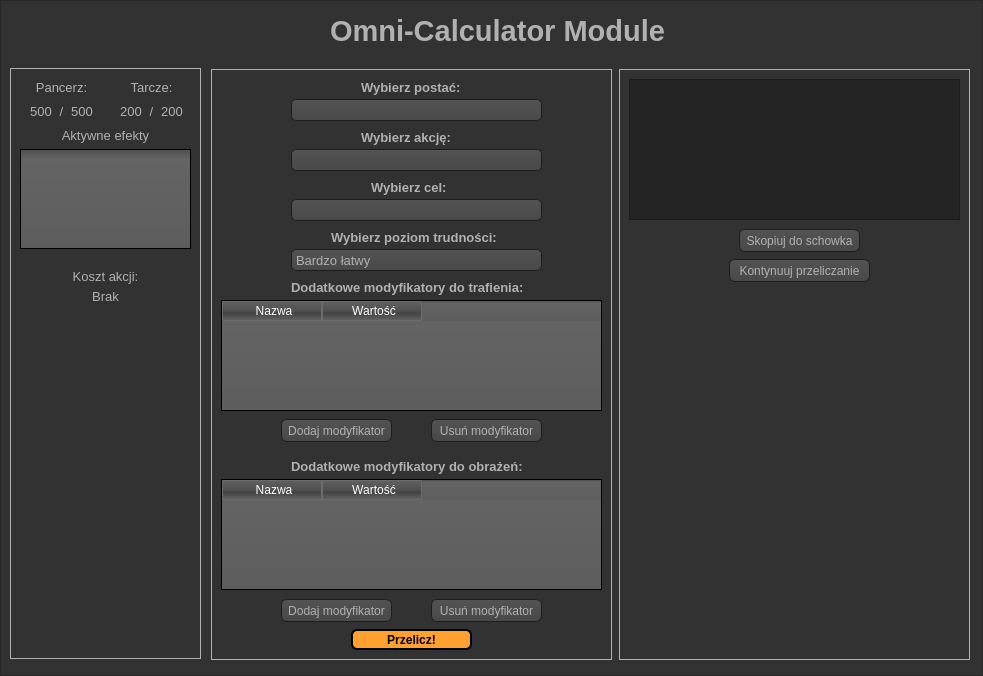
Before: the Qt Designer form calculator.ui in KJarzyna/OmniMGIII, drawn with Qt 5.
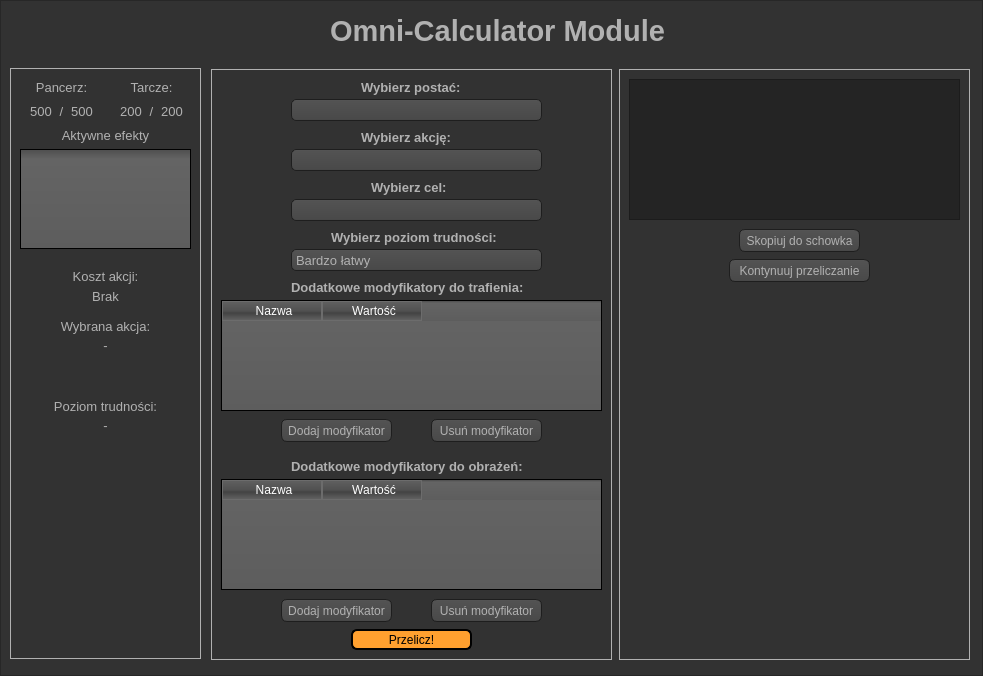
After: the same form once the commit is applied. Icons and pictures are not drawn.

The edit to the form file:
```diff
--- a/calculator.ui
+++ b/calculator.ui
@@ -861,8 +861,6 @@
     <property name="font">
      <font>
       <pointsize>-1</pointsize>
-      <weight>75</weight>
-      <bold>true</bold>
      </font>
     </property>
     <property name="styleSheet">
@@ -1193,6 +1191,96 @@
      <set>Qt::AlignCenter</set>
     </property>
    </widget>
+   <widget class="QLabel" name="label_action_name">
+    <property name="geometry">
+     <rect>
+      <x>50</x>
+      <y>250</y>
+      <width>91</width>
+      <height>16</height>
+     </rect>
+    </property>
+    <property name="font">
+     <font>
+      <pointsize>10</pointsize>
+     </font>
+    </property>
+    <property name="text">
+     <string>Wybrana akcja:</string>
+    </property>
+    <property name="alignment">
+     <set>Qt::AlignCenter</set>
+    </property>
+   </widget>
+   <widget class="QLabel" name="label_action_name_2">
+    <property name="geometry">
+     <rect>
+      <x>10</x>
+      <y>270</y>
+      <width>171</width>
+      <height>51</height>
+     </rect>
+    </property>
+    <property name="font">
+     <font>
+      <pointsize>10</pointsize>
+     </font>
+    </property>
+    <property name="text">
+     <string>-</string>
+    </property>
+    <property name="alignment">
+     <set>Qt::AlignHCenter|Qt::AlignTop</set>
+    </property>
+    <property name="wordWrap">
+     <bool>true</bool>
+    </property>
+   </widget>
+   <widget class="QLabel" name="label_difficulty">
+    <property name="geometry">
+     <rect>
+      <x>40</x>
+      <y>330</y>
+      <width>111</width>
+      <height>16</height>
+     </rect>
+    </property>
+    <property name="font">
+     <font>
+      <pointsize>10</pointsize>
+     </font>
+    </property>
+    <property name="text">
+     <string>Poziom trudności:</string>
+    </property>
+    <property name="alignment">
+     <set>Qt::AlignCenter</set>
+    </property>
+   </widget>
+   <widget class="QLabel" name="label_difficulty_2">
+    <property name="geometry">
+     <rect>
+      <x>10</x>
+      <y>350</y>
+      <width>171</width>
+      <height>51</height>
+     </rect>
+    </property>
+    <property name="font">
+     <font>
+      <pointsize>10</pointsize>
+     </font>
+    </property>
+    <property name="text">
+     <string>-</string>
+    </property>
+    <property name="alignment">
+     <set>Qt::AlignHCenter|Qt::AlignTop</set>
+    </property>
+    <property name="wordWrap">
+     <bool>true</bool>
+    </property>
+   </widget>
   </widget>
  </widget>
  <resources/>
```
Left out of the diff: 5 changed lines with no effect on the pictures.
